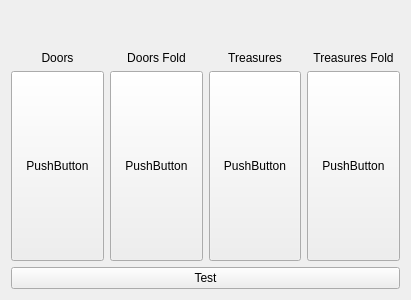
Mar94oK/Nayda, file Nayda/cardstacks.ui: the form before one commit.
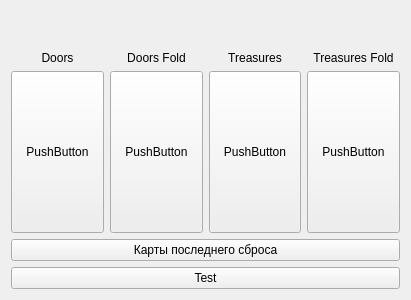
The form after the commit.

Diff of the .ui file:
```diff
--- a/Nayda/cardstacks.ui
+++ b/Nayda/cardstacks.ui
@@ -199,7 +199,14 @@
     </layout>
    </item>
    <item row="3" column="0" colspan="4">
-    <layout class="QVBoxLayout" name="verticalLayout_6" stretch="0">
+    <layout class="QVBoxLayout" name="verticalLayout_6" stretch="0,0">
+     <item>
+      <widget class="QPushButton" name="btn_FoldObserver">
+       <property name="text">
+        <string>Карты последнего сброса</string>
+       </property>
+      </widget>
+     </item>
      <item>
       <widget class="QPushButton" name="btn_Test">
        <property name="sizePolicy">
```
